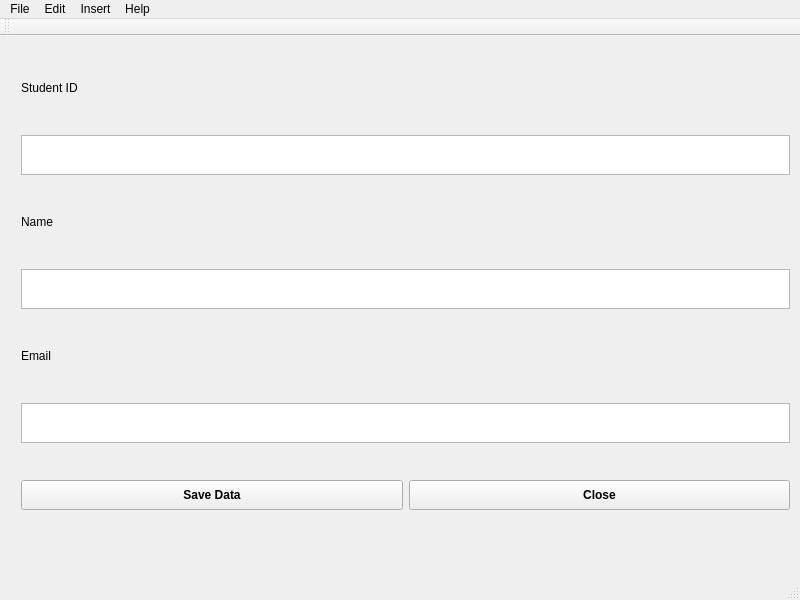
Above: QtGuiPractice/QtGuiPractice.ui from AlexLassooij/practiceguiProject before the change. Below: the same form after it.
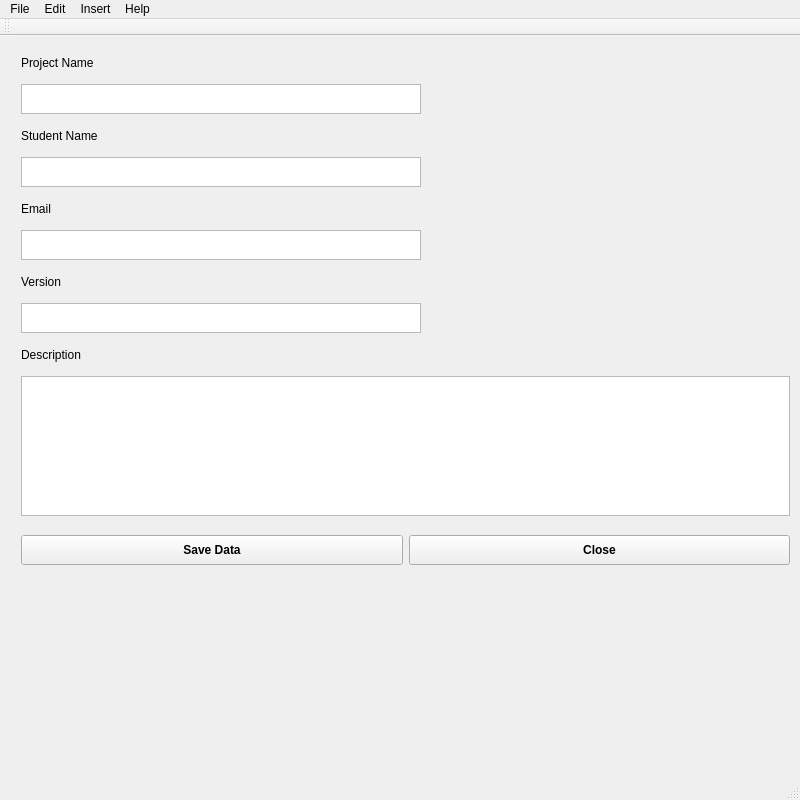
That is the form after the change.

Commit message: Changed UI and split into functions. Removed Debug files from version control

Patch:
```diff
--- a/QtGuiPractice/QtGuiPractice.ui
+++ b/QtGuiPractice/QtGuiPractice.ui
@@ -7,7 +7,7 @@
     <x>0</x>
     <y>0</y>
     <width>800</width>
-    <height>600</height>
+    <height>800</height>
    </rect>
   </property>
   <property name="cursor">
@@ -23,7 +23,7 @@
       <x>10</x>
       <y>0</y>
       <width>791</width>
-      <height>521</height>
+      <height>553</height>
      </rect>
     </property>
     <layout class="QVBoxLayout" name="verticalLayout">
@@ -32,11 +32,11 @@
        <property name="maximumSize">
         <size>
          <width>16777215</width>
-         <height>30</height>
+         <height>15</height>
         </size>
        </property>
        <property name="text">
-        <string>Student ID</string>
+        <string>Project Name</string>
        </property>
       </widget>
      </item>
@@ -44,8 +44,8 @@
       <widget class="QTextEdit" name="studentIDBox">
        <property name="maximumSize">
         <size>
-         <width>16777215</width>
-         <height>40</height>
+         <width>400</width>
+         <height>30</height>
         </size>
        </property>
       </widget>
@@ -55,11 +55,11 @@
        <property name="maximumSize">
         <size>
          <width>16777215</width>
-         <height>30</height>
+         <height>15</height>
         </size>
        </property>
        <property name="text">
-        <string>Name</string>
+        <string>Student Name</string>
        </property>
       </widget>
      </item>
@@ -67,8 +67,8 @@
       <widget class="QTextEdit" name="nameBox">
        <property name="maximumSize">
         <size>
-         <width>16777215</width>
-         <height>40</height>
+         <width>400</width>
+         <height>30</height>
         </size>
        </property>
       </widget>
@@ -78,7 +78,7 @@
        <property name="maximumSize">
         <size>
          <width>16777215</width>
-         <height>30</height>
+         <height>15</height>
         </size>
        </property>
        <property name="text">
@@ -90,8 +90,54 @@
       <widget class="QTextEdit" name="emailBox">
        <property name="maximumSize">
         <size>
+         <width>400</width>
+         <height>30</height>
+        </size>
+       </property>
+      </widget>
+     </item>
+     <item>
+      <widget class="QLabel" name="versionLabel">
+       <property name="maximumSize">
+        <size>
          <width>16777215</width>
-         <height>40</height>
+         <height>15</height>
+        </size>
+       </property>
+       <property name="text">
+        <string>Version</string>
+       </property>
+      </widget>
+     </item>
+     <item>
+      <widget class="QTextEdit" name="versionText">
+       <property name="maximumSize">
+        <size>
+         <width>400</width>
+         <height>30</height>
+        </size>
+       </property>
+      </widget>
+     </item>
+     <item>
+      <widget class="QLabel" name="descriptionLabel">
+       <property name="maximumSize">
+        <size>
+         <width>16777215</width>
+         <height>15</height>
+        </size>
+       </property>
+       <property name="text">
+        <string>Description</string>
+       </property>
+      </widget>
+     </item>
+     <item>
+      <widget class="QTextEdit" name="descriptionText">
+       <property name="maximumSize">
+        <size>
+         <width>780</width>
+         <height>140</height>
         </size>
        </property>
       </widget>
```
Left out of the diff: 12 changed lines with no effect on the pictures. The commit also changes 6 other files.
